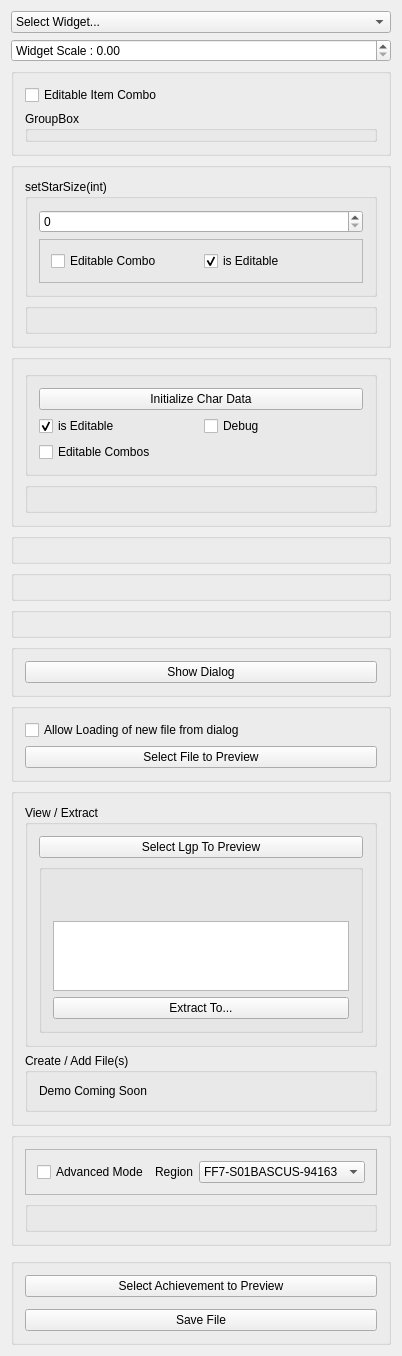
Above: demos/ff7tkWidgetGallery/mainwindow.ui from sithlord48/ff7tk before the change. Below: the same form after it.
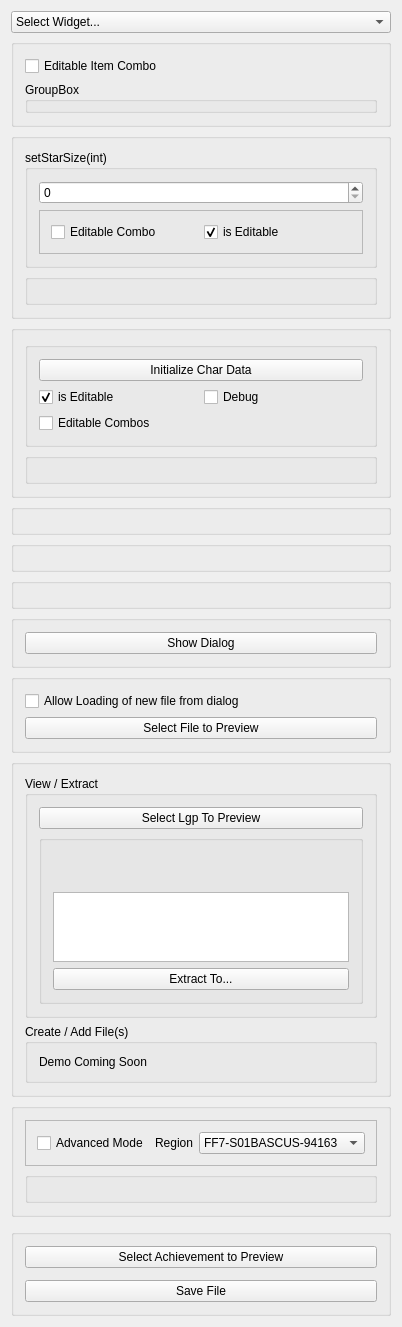
That is the form after the change.

Commit message: Remove Scale Options

What changed in the file:
```diff
--- a/demos/ff7tkWidgetGallery/mainwindow.ui
+++ b/demos/ff7tkWidgetGallery/mainwindow.ui
@@ -90,13 +90,6 @@
       </item>
      </widget>
     </item>
-    <item>
-     <widget class="QDoubleSpinBox" name="sb_scale">
-      <property name="prefix">
-       <string>Widget Scale : </string>
-      </property>
-     </widget>
-    </item>
     <item>
      <widget class="QGroupBox" name="item_list_box">
       <property name="title">
```
The commit also changes 11 other files.
